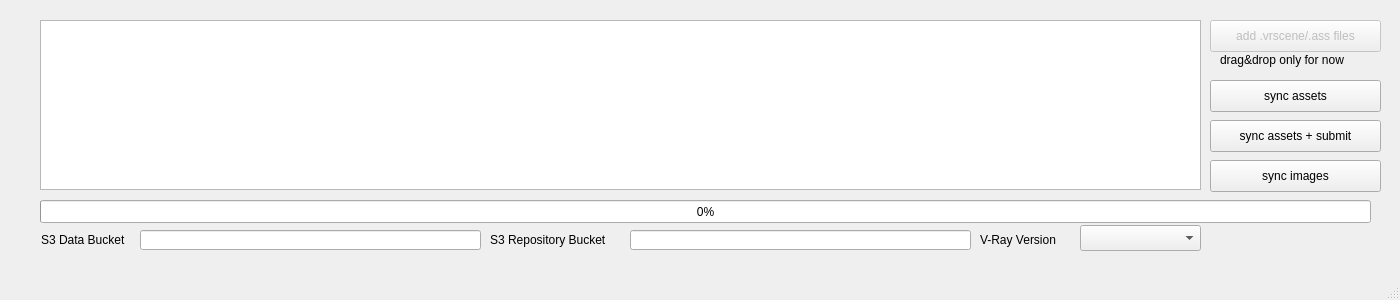
First picture: the form in opencloudrender/ui/ocrSubmit.ui, repository ultra-sonic/opencloudrender, before the edit.
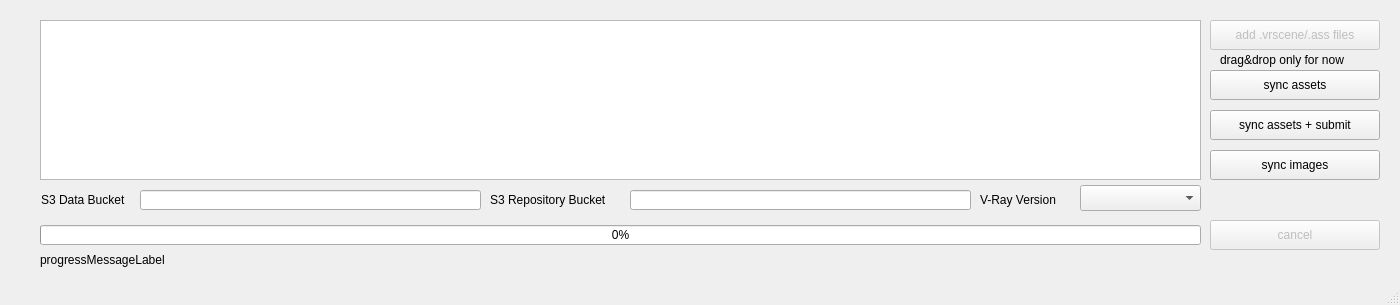
Second picture: the form after the edit.

```diff
--- a/opencloudrender/ui/ocrSubmit.ui
+++ b/opencloudrender/ui/ocrSubmit.ui
@@ -7,7 +7,7 @@
     <x>0</x>
     <y>0</y>
     <width>1400</width>
-    <height>300</height>
+    <height>305</height>
    </rect>
   </property>
   <property name="acceptDrops">
@@ -23,7 +23,7 @@
       <x>40</x>
       <y>20</y>
       <width>1161</width>
-      <height>170</height>
+      <height>160</height>
      </rect>
     </property>
     <property name="acceptDrops">
@@ -34,9 +34,9 @@
     <property name="geometry">
      <rect>
       <x>1210</x>
-      <y>120</y>
-      <width>171</width>
-      <height>32</height>
+      <y>110</y>
+      <width>170</width>
+      <height>30</height>
      </rect>
     </property>
     <property name="text">
@@ -47,9 +47,9 @@
     <property name="geometry">
      <rect>
       <x>1210</x>
-      <y>80</y>
-      <width>171</width>
-      <height>32</height>
+      <y>70</y>
+      <width>170</width>
+      <height>30</height>
      </rect>
     </property>
     <property name="text">
@@ -60,9 +60,9 @@
     <property name="geometry">
      <rect>
       <x>1210</x>
-      <y>160</y>
-      <width>171</width>
-      <height>32</height>
+      <y>150</y>
+      <width>170</width>
+      <height>30</height>
      </rect>
     </property>
     <property name="text">
@@ -77,8 +77,8 @@
      <rect>
       <x>1210</x>
       <y>20</y>
-      <width>171</width>
-      <height>32</height>
+      <width>170</width>
+      <height>30</height>
      </rect>
     </property>
     <property name="text">
@@ -89,7 +89,7 @@
     <property name="geometry">
      <rect>
       <x>140</x>
-      <y>230</y>
+      <y>190</y>
       <width>341</width>
       <height>20</height>
      </rect>
@@ -99,7 +99,7 @@
     <property name="geometry">
      <rect>
       <x>630</x>
-      <y>230</y>
+      <y>190</y>
       <width>341</width>
       <height>20</height>
      </rect>
@@ -109,9 +109,9 @@
     <property name="geometry">
      <rect>
       <x>40</x>
-      <y>200</y>
-      <width>1331</width>
-      <height>23</height>
+      <y>225</y>
+      <width>1161</width>
+      <height>20</height>
      </rect>
     </property>
     <property name="value">
@@ -122,7 +122,7 @@
     <property name="geometry">
      <rect>
       <x>41</x>
-      <y>230</y>
+      <y>190</y>
       <width>100</width>
       <height>20</height>
      </rect>
@@ -135,7 +135,7 @@
     <property name="geometry">
      <rect>
       <x>490</x>
-      <y>230</y>
+      <y>190</y>
       <width>140</width>
       <height>20</height>
      </rect>
@@ -161,7 +161,7 @@
     <property name="geometry">
      <rect>
       <x>1080</x>
-      <y>225</y>
+      <y>185</y>
       <width>121</width>
       <height>26</height>
      </rect>
@@ -171,7 +171,7 @@
     <property name="geometry">
      <rect>
       <x>980</x>
-      <y>230</y>
+      <y>190</y>
       <width>91</width>
       <height>20</height>
      </rect>
@@ -180,6 +180,35 @@
      <string>V-Ray Version</string>
     </property>
    </widget>
+   <widget class="QPushButton" name="cancelButton">
+    <property name="enabled">
+     <bool>false</bool>
+    </property>
+    <property name="geometry">
+     <rect>
+      <x>1210</x>
+      <y>220</y>
+      <width>170</width>
+      <height>30</height>
+     </rect>
+    </property>
+    <property name="text">
+     <string>cancel</string>
+    </property>
+   </widget>
+   <widget class="QLabel" name="progressMessagelabel">
+    <property name="geometry">
+     <rect>
+      <x>40</x>
+      <y>250</y>
+      <width>1161</width>
+      <height>20</height>
+     </rect>
+    </property>
+    <property name="text">
+     <string>progressMessageLabel</string>
+    </property>
+   </widget>
   </widget>
   <widget class="QMenuBar" name="menubar">
    <property name="geometry">
```
Left out of the diff: 4 changed lines with no effect on the pictures.
